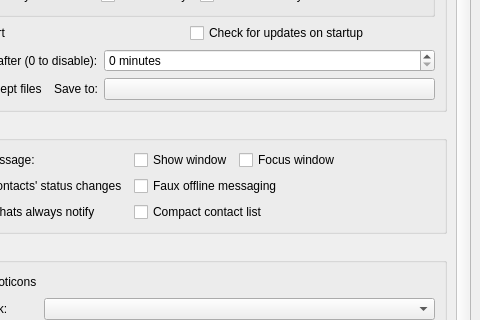
First picture: the form in src/widget/form/settings/generalsettings.ui, repository qTox/qTox, before the edit; both pictures show x 93 to 573 and y 146 to 466 of the 573 by 644 pixel window.
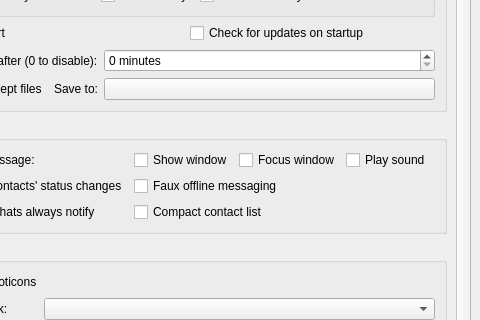
Second picture: the form after the edit.

Commit message: Added option to disable notification sounds.

```diff
--- a/src/widget/form/settings/generalsettings.ui
+++ b/src/widget/form/settings/generalsettings.ui
@@ -345,6 +345,16 @@
               </property>
              </widget>
             </item>
+            <item>
+             <widget class="QCheckBox" name="notifySound">
+              <property name="toolTip">
+               <string comment="toolTip for Notify sound setting">Play a sound when you recieve message.</string>
+              </property>
+              <property name="text">
+               <string>Play sound</string>
+              </property>
+             </widget>
+            </item>
            </layout>
           </item>
           <item row="1" column="2">
```
The commit also changes 5 other files.
